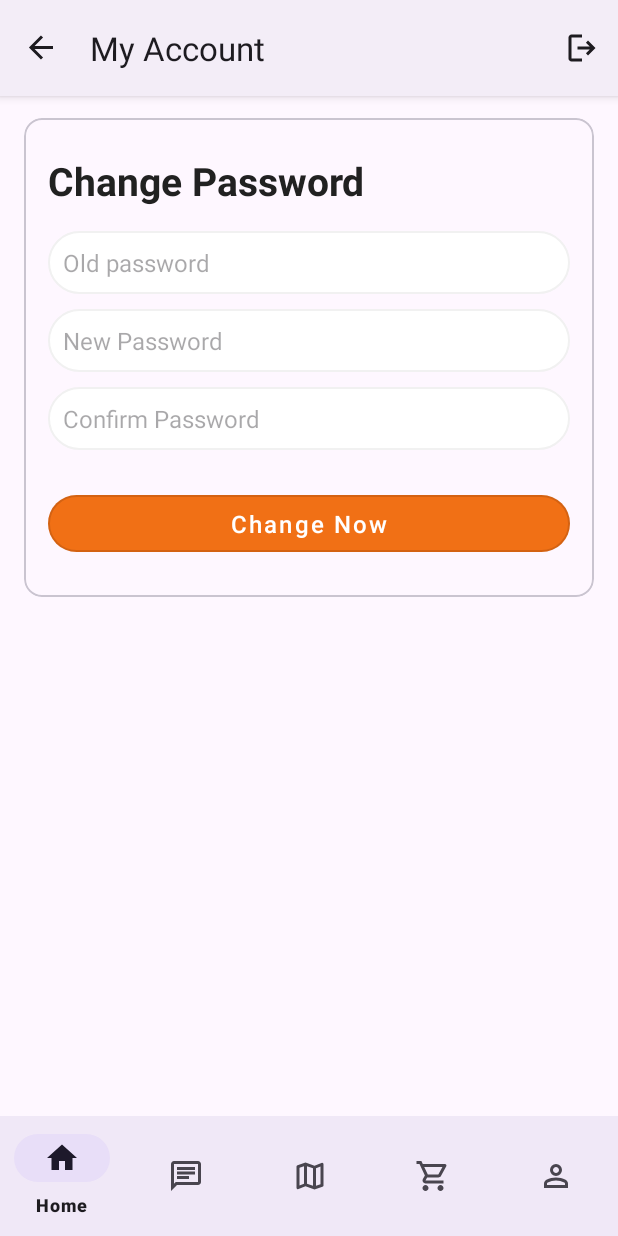
After one commit to STHAOPHAN/Pet-Shop, an Android app: the ResetPasswordFragment screen opened through its navigation route, on a phone screen of 412 x 824 dp. The commit adds this screen. Run offline under Robolectric (Android 15) with nearby library versions, the phone set to English and light mode, and no system bars; our stand-ins replace CircleImageView, Firebase (no records; nobody signed in at launch, a user with empty details on screens opened directly), navigation-ui, sdp/ssp sizes; pictures from the network do not load; 2 statements that could not run were skipped.

Commit message:
change pass

```diff
--- /dev/null
+++ b/app/src/main/java/com/example/product_sale/account/ResetPasswordFragment.java
@@ -0,0 +1,143 @@
+package com.example.product_sale.account;
+
+import android.content.Intent;
+import android.os.Bundle;
+import android.support.annotation.Nullable;
+import android.util.Log;
+import android.view.LayoutInflater;
+import android.view.Menu;
+import android.view.MenuInflater;
+import android.view.MenuItem;
+import android.view.View;
+import android.view.ViewGroup;
+import android.widget.ArrayAdapter;
+import android.widget.EditText;
+import android.widget.Spinner;
+import android.widget.Toast;
+
+import androidx.annotation.NonNull;
+import androidx.fragment.app.Fragment;
+
+import com.bumptech.glide.Glide;
+import com.example.product_sale.R;
+import de.hdodenhof.circleimageview.CircleImageView;
+import retrofit2.Call;
+import retrofit2.Callback;
+import retrofit2.Response;
+
+import com.example.product_sale.activity.LoginActivity;
+import com.example.product_sale.models.Customer;
+import com.example.product_sale.models.Pet;
+import com.example.product_sale.service.CustomerApiService;
+import com.example.product_sale.service.PetApiService;
+import com.google.android.material.button.MaterialButton;
+import com.google.firebase.Firebase;
+import com.google.firebase.auth.FirebaseAuth;
+import com.google.firebase.auth.FirebaseUser;
+
+import java.util.List;
+
+public class ResetPasswordFragment extends Fragment {
+    private EditText currentPassword, newPassword, confirmPassword;
+    private MaterialButton btnChangePassword;
+
+    @Override
+    public void onCreate(@androidx.annotation.Nullable Bundle savedInstanceState) {
+        super.onCreate(savedInstanceState);
+        setHasOptionsMenu(true);
+    }
+    @Nullable
+    @Override
+    public View onCreateView(@NonNull LayoutInflater inflater, @Nullable ViewGroup container, @Nullable Bundle savedInstanceState) {
+        View view = inflater.inflate(R.layout.fragment_reset_password, container, false);
+
+        currentPassword = view.findViewById(R.id.edtOldPwd);
+        newPassword = view.findViewById(R.id.edtNewPwd);
+        confirmPassword = view.findViewById(R.id.edtConfirmPwd);
+
+        btnChangePassword = view.findViewById(R.id.btnChangePassword);
+
+        btnChangePassword.setOnClickListener(v -> changePassword());
+
+        return view;
+
+    }
+    private void changePassword() {
+        String currentPass = currentPassword.getText().toString().trim();
+        String newPass = newPassword.getText().toString().trim();
+        String confirmPass = confirmPassword.getText().toString().trim();
+
+        if (currentPass.isEmpty() || newPass.isEmpty() || confirmPass.isEmpty()){
+            Toast.makeText(getContext(), "Please fill all fields", Toast.LENGTH_SHORT).show();
+            return;
+        }
+        if (newPass.equals(confirmPass)){
+            FirebaseUser user = FirebaseAuth.getInstance().getCurrentUser();
+
+            if (user != null && user.getEmail() != null) {
+                FirebaseAuth auth = FirebaseAuth.getInstance();
+                String email = user.getEmail();
+
+                // Re-authenticate the user
+                auth.signInWithEmailAndPassword(email, currentPass).addOnCompleteListener(task -> {
+                    if (task.isSuccessful()) {
+                        changePasswordInServer(email, currentPass, newPass);
+                        // Change password
+                        user.updatePassword(newPass).addOnCompleteListener(task1 -> {
+                            if (task1.isSuccessful()) {
+                                Toast.makeText(getContext(), "Password changed successfully", Toast.LENGTH_SHORT).show();
+                            } else {
+                                Toast.makeText(getContext(), "Password change failed", Toast.LENGTH_SHORT).show();
+                            }
+                        });
+                    } else {
+                        Toast.makeText(getContext(), "Current password is incorrect", Toast.LENGTH_SHORT).show();
+                    }
+                });
+            }
+        } else {
+            Toast.makeText(getContext(), "The new password is not the same as the confirm password", Toast.LENGTH_SHORT).show();
+        }
+
+    }
+
+    private void changePasswordInServer(String email, String oldPass, String newPass){
+        CustomerApiService customerApiService = CustomerApiService.retrofit.create(CustomerApiService.class);
+        customerApiService.changePassword(email, oldPass, newPass).enqueue(new Callback<Customer>() {
+            @Override
+            public void onResponse(Call<Customer> call, Response<Customer> response) {
+                if (response.isSuccessful()) {
+                    Customer customers = response.body();
+                    if (customers == null) {
+                        Toast.makeText(getActivity(), "No customer found", Toast.LENGTH_SHORT).show();
+                    }
+                } else {
+                    Toast.makeText(getActivity(), "Failed to change Password", Toast.LENGTH_SHORT).show();
+                }
+            }
+
+            @Override
+            public void onFailure(Call<Customer> call, Throwable t) {
+                Log.e("API_ERROR", "Failure: " + t.getMessage());
+                Toast.makeText(getActivity(), "Network error", Toast.LENGTH_SHORT).show();
+            }
+        });
+    }
+    @Override
+    public void onCreateOptionsMenu(@NonNull Menu menu, @NonNull MenuInflater inflater) {
+        super.onCreateOptionsMenu(menu, inflater);
+        inflater.inflate(R.menu.menu_account, menu); // Inflate the menu
+    }
+
+    @Override
+    public boolean onOptionsItemSelected(@NonNull MenuItem item) {
+        if (item.getItemId() == R.id.action_logout) {
+            FirebaseAuth.getInstance().signOut();
+            Intent intent = new Intent(getActivity(), LoginActivity.class);
+            startActivity(intent);
+            getActivity().finish();
+            return true;
+        }
+        return super.onOptionsItemSelected(item);
+    }
+}
--- a/app/src/main/java/com/example/product_sale/service/CustomerApiService.java
+++ b/app/src/main/java/com/example/product_sale/service/CustomerApiService.java
@@ -42,4 +42,7 @@ public interface CustomerApiService {
 
     @PUT("api/customers/updateProfile/{id}")
     Call<Customer> updateProfile(@Path("id") int id, @Body Customer customer);
+    @PUT("api/customers/changePassword")
+    Call<Customer> changePassword(@Query("email") String email, @Query("oldPass") String oldPass, @Query("newPass") String newPass);
+
 }
--- /dev/null
+++ b/app/src/main/res/layout/fragment_reset_password.xml
@@ -0,0 +1,64 @@
+<?xml version="1.0" encoding="utf-8"?>
+<com.google.android.material.card.MaterialCardView xmlns:android="http://schemas.android.com/apk/res/android"
+    xmlns:tools="http://schemas.android.com/tools"
+    android:layout_width="match_parent"
+    android:layout_height="wrap_content"
+    android:layout_centerInParent="true"
+    android:layout_margin="@dimen/spacing_standard_new"
+    tools:ignore="UnusedAttribute"
+    tools:context=".account.ResetPasswordFragment">
+
+    <LinearLayout
+        android:layout_width="match_parent"
+        android:layout_height="wrap_content"
+        android:layout_marginTop="@dimen/spacing_standard"
+        android:orientation="vertical">
+
+        <TextView
+            android:layout_width="match_parent"
+            android:layout_height="wrap_content"
+            android:layout_margin="@dimen/spacing_standard_new"
+            android:text="@string/lbl_change_pswd"
+            android:textAppearance="@style/FontBold"
+            android:textColor="@color/textColorPrimary"
+            android:textSize="@dimen/font_size_xxlarge"
+            android:textStyle="bold" />
+
+        <EditText
+            android:id="@+id/edtOldPwd"
+            style="@style/FieldRounded"
+            android:hint="@string/hint_enter_old_password"
+            android:autofillHints="@string/hint_enter_old_password"
+            android:inputType="textPassword"
+            />
+
+        <EditText
+            android:id="@+id/edtNewPwd"
+            style="@style/FieldRounded"
+            android:layout_marginTop="@dimen/spacing_middle"
+            android:hint="@string/hint_new_password"
+            android:autofillHints="@string/hint_new_password"
+            android:inputType="textPassword" />
+
+        <EditText
+            android:id="@+id/edtConfirmPwd"
+            style="@style/FieldRounded"
+            android:layout_marginTop="@dimen/spacing_middle"
+            android:hint="@string/hint_confirm_password"
+            android:autofillHints="@string/hint_new_password"
+            android:inputType="textPassword" />
+
+        <com.google.android.material.button.MaterialButton
+            android:id="@+id/btnChangePassword"
+            style="@style/MaterialButtonStyle.Filled"
+            android:layout_width="match_parent"
+            android:layout_height="wrap_content"
+            android:layout_marginStart="@dimen/spacing_standard_new"
+            android:layout_marginTop="@dimen/spacing_large"
+            android:layout_marginEnd="@dimen/spacing_standard_new"
+            android:layout_marginBottom="@dimen/spacing_large"
+            android:text="@string/lbl_change_now"
+            android:textSize="@dimen/font_size_medium" />
+    </LinearLayout>
+
+</com.google.android.material.card.MaterialCardView>
--- a/app/src/main/res/navigation/mobile_navigation.xml
+++ b/app/src/main/res/navigation/mobile_navigation.xml
@@ -34,4 +34,11 @@
         android:name="com.example.product_sale.account.ProfileFragment"
         android:label="@string/title_account"
         tools:layout="@layout/fragment_profile" />
+
+    <fragment
+        android:id="@+id/navigation_reset_password"
+        android:name="com.example.product_sale.account.ResetPasswordFragment"
+        android:label="@string/title_account"
+        tools:layout="@layout/fragment_reset_password" />
+
 </navigation>
```
Also changed, not shown: app/src/main/java/com/example/product_sale/account/ProfileFragment.java (+5 -2 lines).
